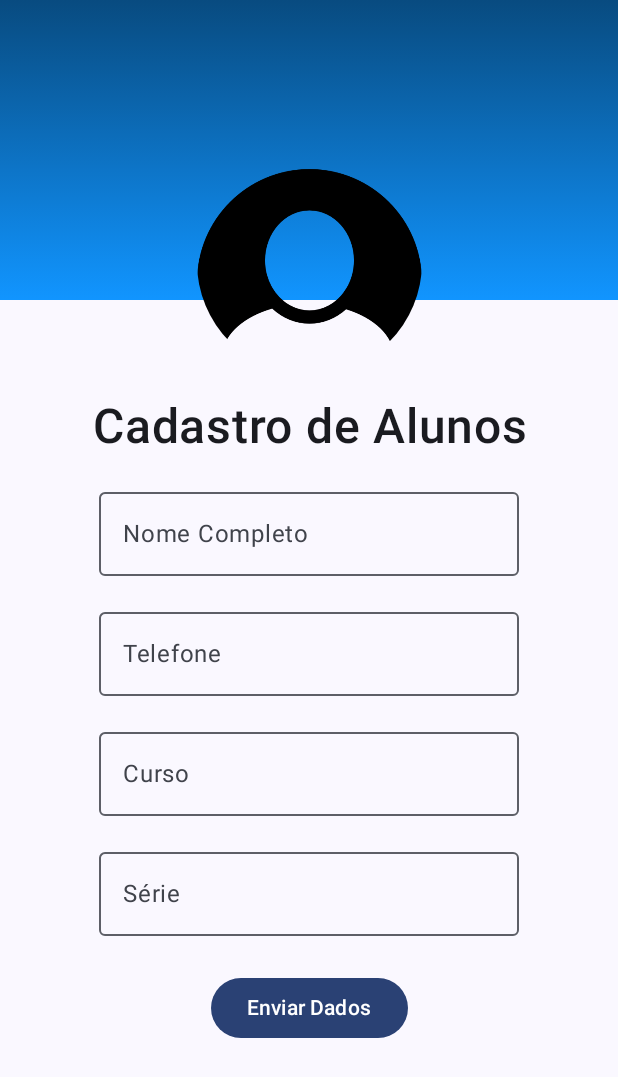
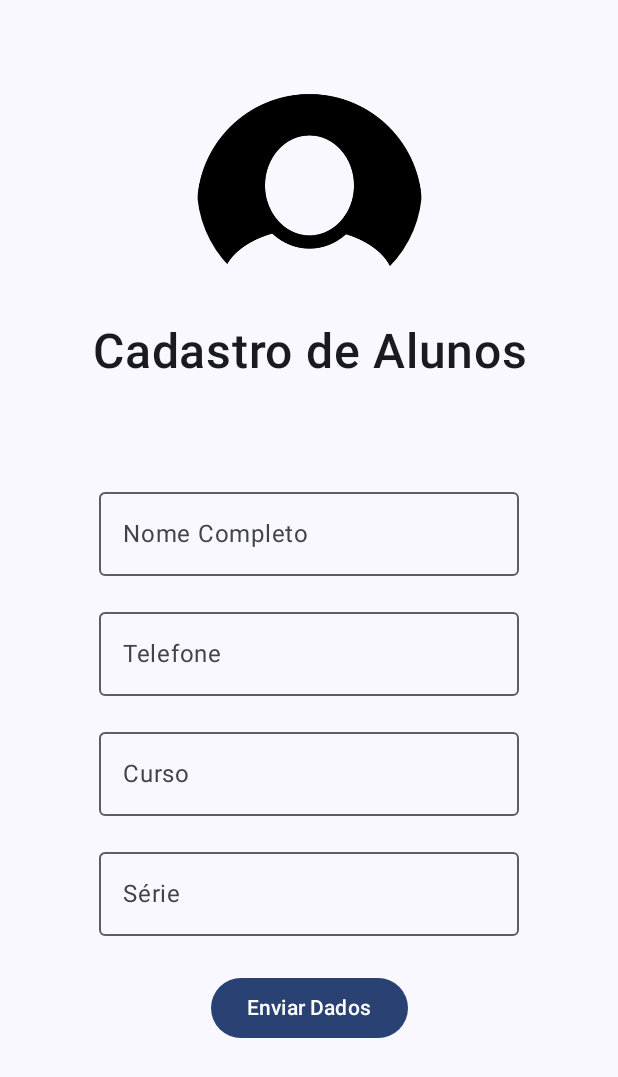
Before and after one commit to TiagoMuniz01/AppTelaCadastro, an Android app built with Jetpack Compose: the screen it shows after launch (MainActivity), on a phone screen of 412 x 824 dp. Shown: the top 1077 px of the screen. Run offline under Robolectric (Android 15) with nearby library versions, the phone set to English and light mode, and no system bars.

Commit message:
VersãoFinal

```diff
--- a/app/src/main/java/com/example/apptelacadastro/MainActivity.kt
+++ b/app/src/main/java/com/example/apptelacadastro/MainActivity.kt
@@ -22,7 +22,6 @@ import androidx.compose.material3.Button
 import androidx.compose.material3.OutlinedTextField
 import androidx.compose.material3.Scaffold
 import androidx.compose.material3.Text
-import androidx.compose.material3.TextField
 import androidx.compose.runtime.Composable
 import androidx.compose.runtime.getValue
 import androidx.compose.runtime.mutableStateOf
@@ -32,19 +31,12 @@ import androidx.compose.ui.Alignment
 import androidx.compose.ui.Modifier
 import androidx.compose.ui.draw.clip
 import androidx.compose.ui.graphics.Brush
-import androidx.compose.ui.graphics.Color
-import androidx.compose.ui.layout.ContentScale
 import androidx.compose.ui.res.painterResource
 import androidx.compose.ui.text.font.FontWeight
-import androidx.compose.ui.text.input.TextFieldValue
 import androidx.compose.ui.text.style.TextAlign
-import androidx.compose.ui.text.style.TextOverflow
-import androidx.compose.ui.tooling.preview.Preview
 import androidx.compose.ui.unit.dp
 import androidx.compose.ui.unit.sp
 import com.example.apptelacadastro.ui.theme.AppTelaCadastroTheme
-import com.example.apptelacadastro.ui.theme.primaryBlue
-import com.example.apptelacadastro.ui.theme.terciaryBlue
 
 class MainActivity : ComponentActivity() {
     override fun onCreate(savedInstanceState: Bundle?) {
@@ -53,21 +45,19 @@ class MainActivity : ComponentActivity() {
         setContent {
             AppTelaCadastroTheme {
                 Scaffold(modifier = Modifier.fillMaxSize()) { innerPadding ->
-                    HomeScreen()
+                    TelaInicial()
                 }
             }
         }
     }
 }
 
-@Preview(showBackground = true)
 @Composable
-fun HomeScreen() {
-    var name by remember { mutableStateOf("") }
+fun TelaInicial() {
+    var nome by remember { mutableStateOf("") }
     var telefone by remember { mutableStateOf("") }
     var curso by remember { mutableStateOf("") }
     var serie by remember { mutableStateOf("") }
-
 
     Column(
         Modifier.fillMaxSize(1f),
@@ -80,31 +70,31 @@ fun HomeScreen() {
             horizontalAlignment = Alignment.CenterHorizontally
         ) {
             OutlinedTextField(
-                value = name,
-                onValueChange = {name = it},
+                value = nome,
+                onValueChange = { nome = it },
                 label = { Text("Nome Completo") }
             )
             Spacer(Modifier.height(16.dp))
             OutlinedTextField(
                 value = telefone,
-                onValueChange = {telefone = it},
+                onValueChange = { telefone = it },
                 label = { Text("Telefone") }
             )
             Spacer(Modifier.height(16.dp))
             OutlinedTextField(
                 value = curso,
-                onValueChange = {curso = it},
+                onValueChange = { curso = it },
                 label = { Text("Curso") }
             )
             Spacer(Modifier.height(16.dp))
             OutlinedTextField(
                 value = serie,
-                onValueChange = {serie = it},
+                onValueChange = { serie = it },
                 label = { Text("Série") }
             )
             Spacer(Modifier.height(24.dp))
             Button(
-                onClick = { }
+                onClick = { /* Ação de envio */ }
             ) {
                 Text(text = "Enviar Dados")
             }
@@ -120,21 +110,10 @@ fun Avatar() {
             .fillMaxWidth(),
         horizontalAlignment = Alignment.CenterHorizontally
     ) {
-        Box(
-            Modifier
-                .height(200.dp)
-                .background(
-                    brush = Brush.verticalGradient(
-                        colors = listOf(
-                            terciaryBlue, primaryBlue
-                        )
-                    )
-                )
-                .fillMaxWidth()
-        ) {
+        Box() {
             Image(
                 painter = painterResource(R.drawable.avatar_image),
-                contentDescription = "avatar image",
+                contentDescription = "imagem de avatar",
                 Modifier
                     .offset(y = 50.dp)
                     .clip(shape = CircleShape)
@@ -151,57 +130,3 @@ fun Avatar() {
         )
     }
 }
-
-
-
-// function for another view (pobably a view about user informations)
-@Composable
-fun AvatarImage() {
-    Column(
-        Modifier
-            .height(250.dp)
-            .width(200.dp)
-    ) {
-        Box(
-            Modifier
-                .height(100.dp)
-                .background(
-                    brush = Brush.verticalGradient(
-                        colors = listOf(
-                            terciaryBlue, primaryBlue
-                        )
-                    )
-                )
-                .fillMaxWidth()
-        ) {
-            Image(
-                painter = painterResource(R.drawable.ic_launcher_background),
-                contentDescription = "avatar image",
-                Modifier
-                    .offset(y = 50.dp)
-                    .clip(shape = CircleShape)
-                    .align(Alignment.BottomCenter)
-            )
-        }
-        Spacer(Modifier.height(50.dp))
-        Column(
-            Modifier
-                .padding(16.dp)
-        ) {
-            Text(
-                text = "Person Name",
-                fontSize = 18.sp,
-                fontWeight = FontWeight.SemiBold,
-                maxLines = 2,
-                overflow = TextOverflow.Ellipsis
-            )
-            Text(
-                text = "Description of person",
-                Modifier
-                    .padding(top = 8.dp),
-                fontSize = 14.sp,
-                fontWeight = FontWeight.Normal
-            )
-        }
-    }
-}
--- a/app/src/main/java/com/example/apptelacadastro/ui/theme/Color.kt
+++ b/app/src/main/java/com/example/apptelacadastro/ui/theme/Color.kt
@@ -9,7 +9,3 @@ val Pink80 = Color(0xFFEFB8C8)
 val Purple40 = Color(0xFF6650a4)
 val PurpleGrey40 = Color(0xFF625b71)
 val Pink40 = Color(0xFF7D5260)
-
-val primaryBlue = Color(0xff1195ff)
-val secondaryBlue = Color(0xff5db7ff)
-val terciaryBlue = Color(0xff084b80)
```
